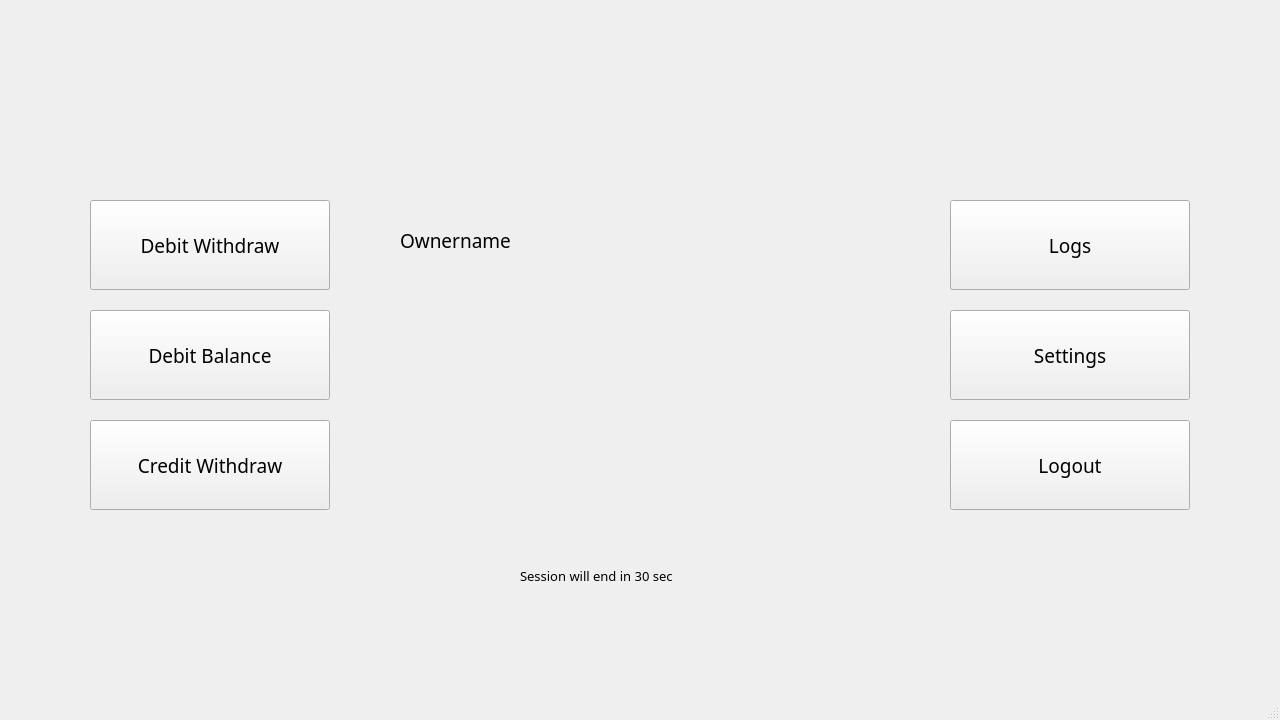
Above: frontend/mainmenucredit.ui from t1rate01/ATM_groupproject before the change. Below: the same form after it.
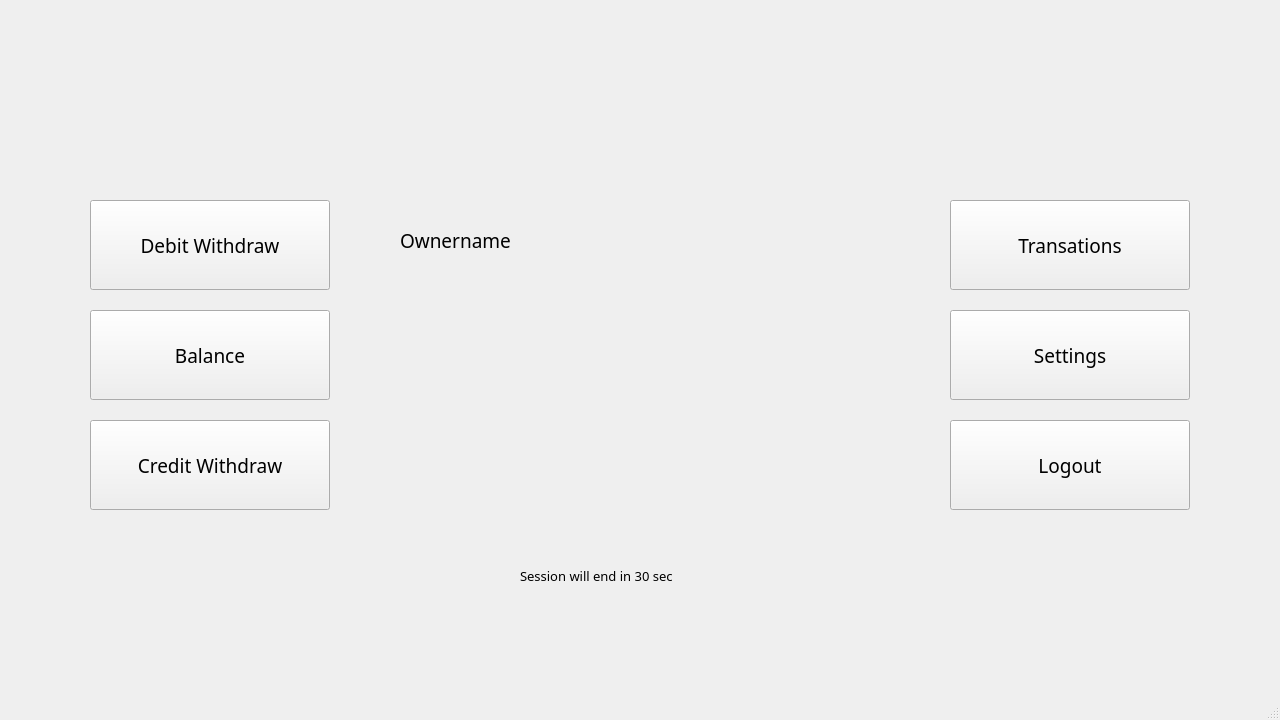
That is the form after the change.

```diff
--- a/frontend/mainmenucredit.ui
+++ b/frontend/mainmenucredit.ui
@@ -67,7 +67,7 @@
      </font>
     </property>
     <property name="text">
-     <string>Debit Balance</string>
+     <string>Balance</string>
     </property>
    </widget>
    <widget class="QPushButton" name="btn_logs">
@@ -86,7 +86,7 @@
      </font>
     </property>
     <property name="text">
-     <string>Logs</string>
+     <string>Transations</string>
     </property>
    </widget>
    <widget class="QPushButton" name="btn_debit_settings">
```
